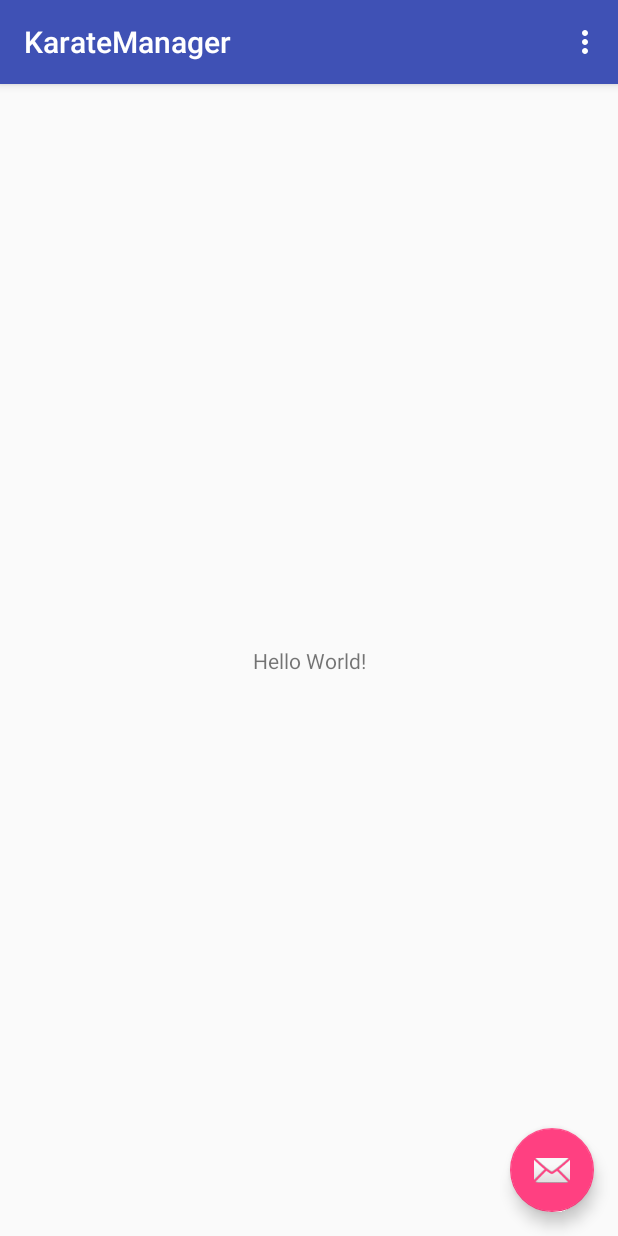
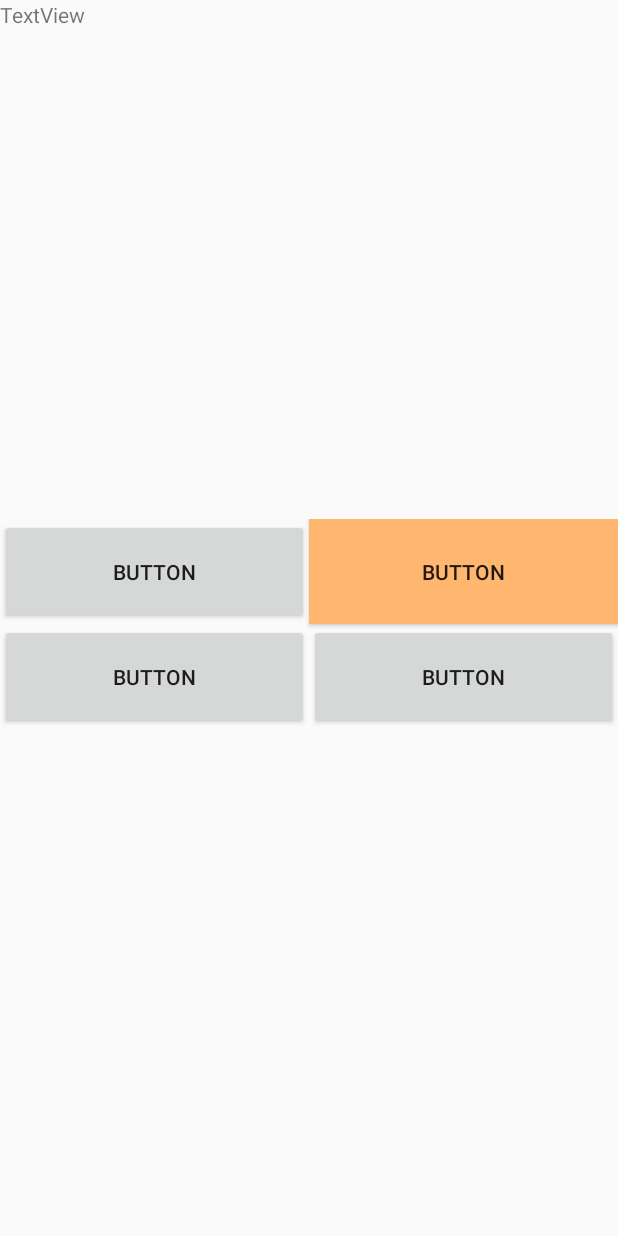
Before and after one commit to antoinerey1/Projet-MMA-android, an Android app: the screen it shows after launch (MainActivity), on a phone screen of 412 x 824 dp. Run offline under Robolectric (Android 15) with nearby library versions, the phone set to English and light mode, and no system bars; 3 statements that could not run were skipped.

Commit message:
Layout main

```diff
--- a/KarateManager/app/src/main/res/layout/activity_main.xml
+++ b/KarateManager/app/src/main/res/layout/activity_main.xml
@@ -1,33 +1,59 @@
 <?xml version="1.0" encoding="utf-8"?>
-<android.support.design.widget.CoordinatorLayout xmlns:android="http://schemas.android.com/apk/res/android"
-    xmlns:app="http://schemas.android.com/apk/res-auto"
-    xmlns:tools="http://schemas.android.com/tools"
-    android:layout_width="match_parent"
+<LinearLayout xmlns:android="http://schemas.android.com/apk/res/android"
+    android:orientation="vertical" android:layout_width="match_parent"
     android:layout_height="match_parent"
-    tools:context="fr.mma.karatemanager.MainActivity">
+    android:weightSum="1">
 
-    <android.support.design.widget.AppBarLayout
+    <TextView
+        android:id="@+id/textView2"
         android:layout_width="match_parent"
         android:layout_height="wrap_content"
-        android:theme="@style/AppTheme.AppBarOverlay">
+        android:text="TextView"
+        android:layout_weight="0.63" />
 
-        <android.support.v7.widget.Toolbar
-            android:id="@+id/toolbar"
-            android:layout_width="match_parent"
-            android:layout_height="?attr/actionBarSize"
-            android:background="?attr/colorPrimary"
-            app:popupTheme="@style/AppTheme.PopupOverlay" />
+    <GridLayout
+        android:layout_width="match_parent"
+        android:layout_height="wrap_content"
+        android:columnCount="2"
+        android:orientation="horizontal">
 
-    </android.support.design.widget.AppBarLayout>
+        <Button
+            android:id="@+id/button5"
+            android:layout_width="wrap_content"
+            android:layout_height="70dp"
+            android:layout_columnWeight="1"
+            android:layout_gravity="fill_horizontal"
+            android:text="Button" />
 
-    <include layout="@layout/content_main" />
+        <Button
+            android:id="@+id/combatButton"
+            android:layout_width="wrap_content"
+            android:layout_height="70dp"
+            android:layout_columnWeight="1"
+            android:layout_gravity="fill_horizontal"
+            android:background="#ffb66e"
+            android:text="Button" />
 
-    <android.support.design.widget.FloatingActionButton
-        android:id="@+id/fab"
-        android:layout_width="wrap_content"
-        android:layout_height="wrap_content"
-        android:layout_gravity="bottom|end"
-        android:layout_margin="@dimen/fab_margin"
-        app:srcCompat="@android:drawable/ic_dialog_email" />
+        <Button
+            android:id="@+id/button3"
+            android:layout_width="wrap_content"
+            android:layout_height="70dp"
+            android:layout_gravity="fill_horizontal"
+            android:text="Button" />
 
-</android.support.design.widget.CoordinatorLayout>
+        <Button
+            android:id="@+id/button2"
+            android:layout_width="wrap_content"
+            android:layout_height="70dp"
+            android:layout_gravity="fill_horizontal"
+            android:text="Button" />
+
+    </GridLayout>
+
+    <GridView
+        android:layout_width="match_parent"
+        android:layout_height="146dp"
+        android:layout_gravity="fill"
+        android:layout_weight="1" />
+
+</LinearLayout>
--- a/KarateManager/app/src/main/res/layout/content_main.xml
+++ /dev/null
@@ -1,20 +0,0 @@
-<?xml version="1.0" encoding="utf-8"?>
-<android.support.constraint.ConstraintLayout xmlns:android="http://schemas.android.com/apk/res/android"
-    xmlns:app="http://schemas.android.com/apk/res-auto"
-    xmlns:tools="http://schemas.android.com/tools"
-    android:layout_width="match_parent"
-    android:layout_height="match_parent"
-    app:layout_behavior="@string/appbar_scrolling_view_behavior"
-    tools:context="fr.mma.karatemanager.MainActivity"
-    tools:showIn="@layout/activity_main">
-
-    <TextView
-        android:layout_width="wrap_content"
-        android:layout_height="wrap_content"
-        android:text="Hello World!"
-        app:layout_constraintBottom_toBottomOf="parent"
-        app:layout_constraintLeft_toLeftOf="parent"
-        app:layout_constraintRight_toRightOf="parent"
-        app:layout_constraintTop_toTopOf="parent" />
-
-</android.support.constraint.ConstraintLayout>
```
